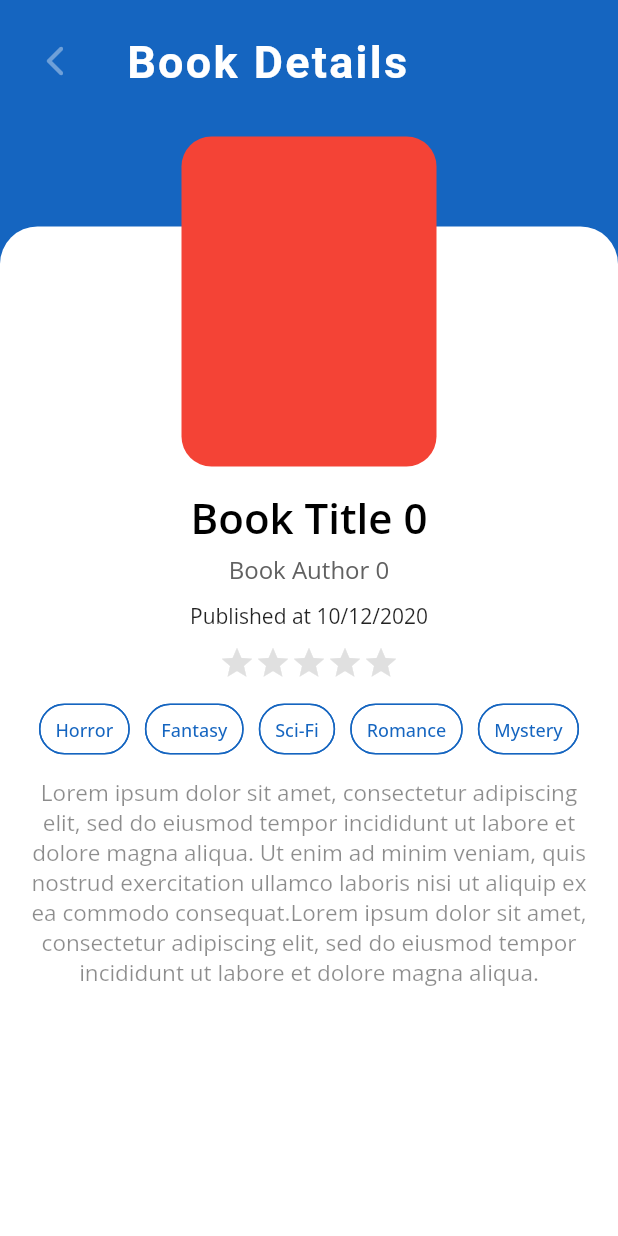
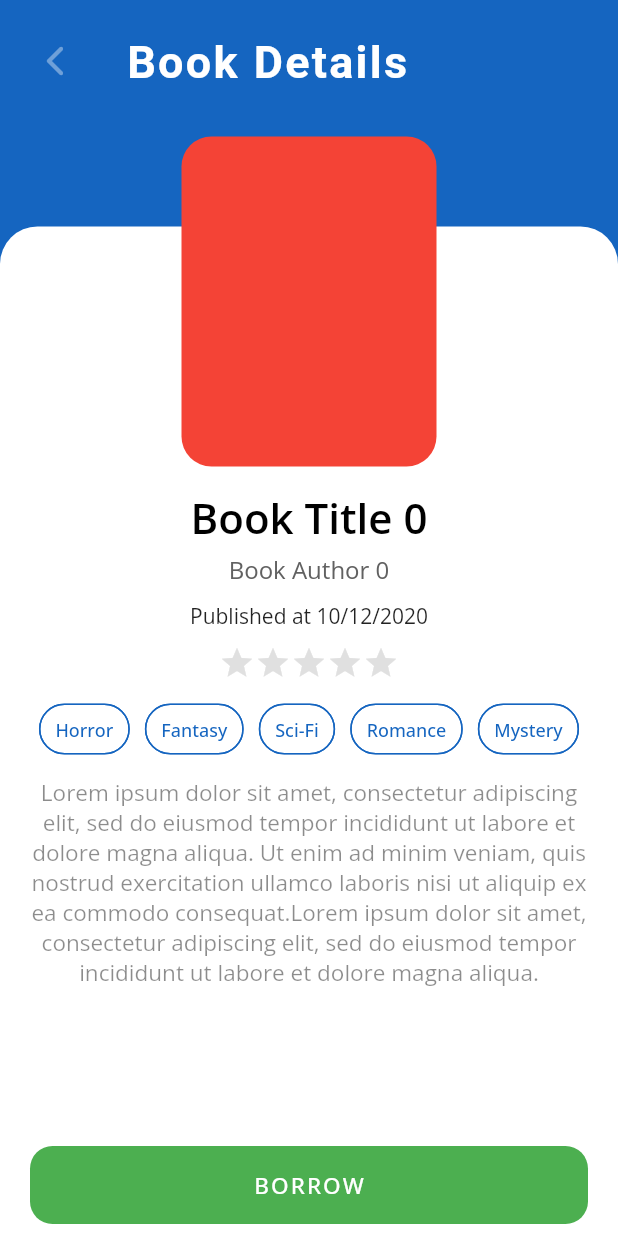
Before and after one commit to arafaysaleem/library_management_system, a Flutter app: the screen it shows after launch, after a tap on an icon or button, on a phone screen of 412 x 824 dp. Run offline on Flutter 3.47's test engine with Material 2 defaults, Android fonts, the phone set to English and light mode, and no system bars; our stand-ins replace google_fonts; Roboto replaces fonts that are missing (Literata).

Commit message:
borrow button added to book_details_screen.dart

```diff
--- a/lib/ui/screens/book_details_screen.dart
+++ b/lib/ui/screens/book_details_screen.dart
@@ -35,6 +35,22 @@ class BookDetailsScreen extends StatelessWidget {
           ),
         ),
       ),
+      bottomNavigationBar: Container(
+        color: Colors.white,
+        padding: const EdgeInsets.symmetric(horizontal: 20,vertical: 8),
+        child: FlatButton(
+          padding: const EdgeInsets.symmetric(vertical: 16),
+          onPressed: () {},
+          color: Colors.green[500],
+          shape: RoundedRectangleBorder(
+            borderRadius: BorderRadius.circular(15),
+          ),
+          child: Text(
+            "BORROW",
+            style: TextStyle(letterSpacing: 1.4,fontSize: 15,color: Colors.white),
+          ),
+        ),
+      ),
     );
   }
 
```
